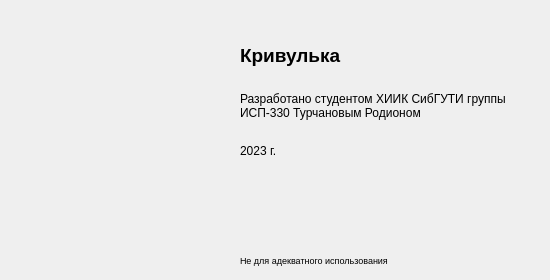
Before: the Qt Designer form about.ui in Glitcher27/Krivulka, drawn with Qt 5.
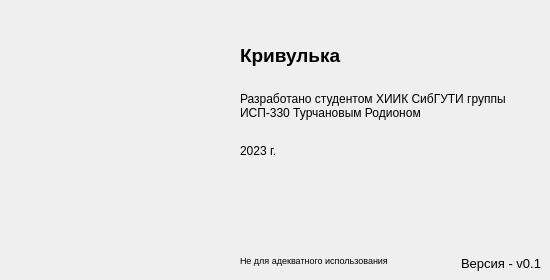
After: the same form once the commit is applied. Icons and pictures are not drawn.

Commit message: версияя 0.0.5 - без лицензии и пометки о версии

```diff
--- a/about.ui
+++ b/about.ui
@@ -111,6 +111,27 @@
     <string>2023 г. </string>
    </property>
   </widget>
+  <widget class="QLabel" name="label_6">
+   <property name="geometry">
+    <rect>
+     <x>390</x>
+     <y>160</y>
+     <width>151</width>
+     <height>111</height>
+    </rect>
+   </property>
+   <property name="font">
+    <font>
+     <pointsize>10</pointsize>
+    </font>
+   </property>
+   <property name="text">
+    <string>Версия - v0.1</string>
+   </property>
+   <property name="alignment">
+    <set>Qt::AlignmentFlag::AlignBottom|Qt::AlignmentFlag::AlignRight|Qt::AlignmentFlag::AlignTrailing</set>
+   </property>
+  </widget>
  </widget>
  <resources/>
  <connections/>
```
The commit also changes 1 other file.
